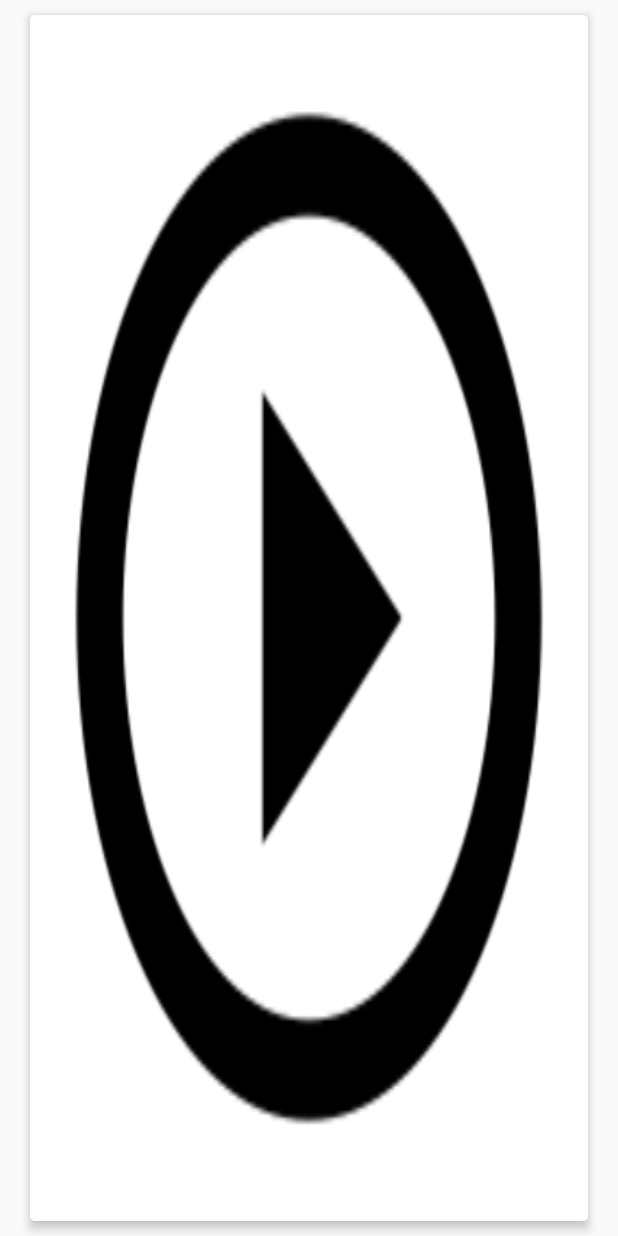
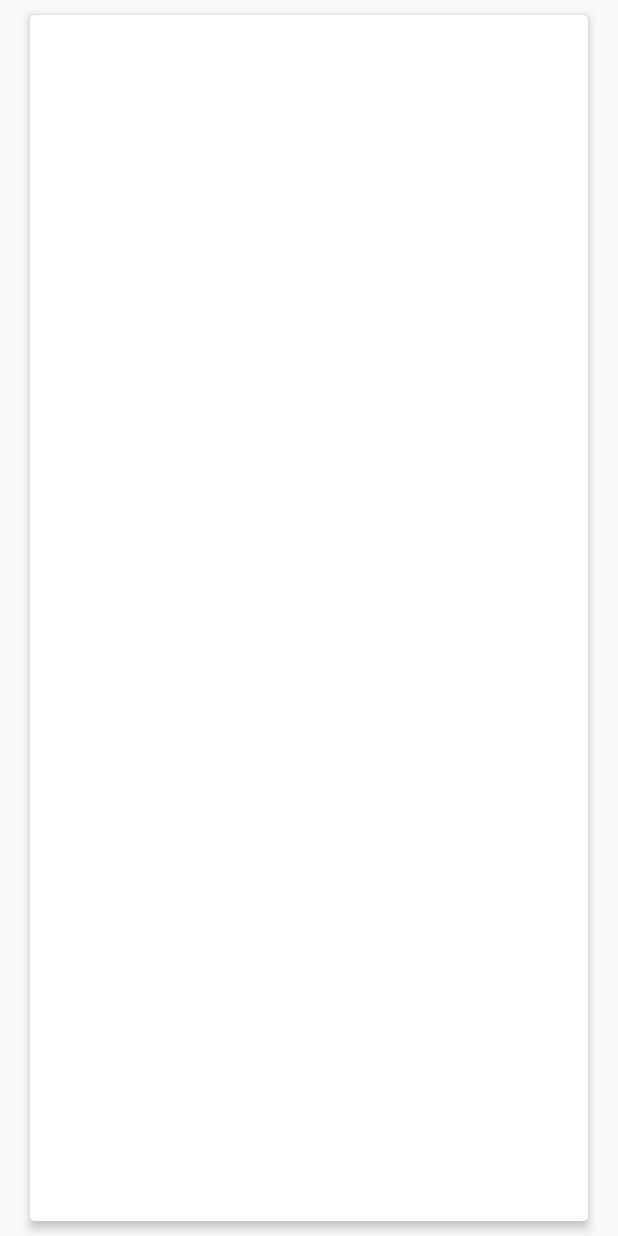
Before and after one commit to PayalMenon/TheMovieDb, an Android app: the layout row_item_high_rated.xml on its own in the app's theme, with its tools: preview values and no code run, on a phone screen of 412 x 824 dp. Run offline under Robolectric (Android 15) with nearby library versions, the phone set to English and light mode, and no system bars.

Commit message:
code cleanup

```diff
--- a/app/src/main/res/layout/row_item_high_rated.xml
+++ b/app/src/main/res/layout/row_item_high_rated.xml
@@ -11,21 +11,12 @@
     card_view:cardCornerRadius="3dp"
     card_view:cardElevation="4dp">
 
-    <FrameLayout
+
+    <ImageView
+        android:id="@+id/itemImage"
         android:layout_width="match_parent"
-        android:layout_height="match_parent">
+        android:layout_height="match_parent"
+        android:scaleType="fitXY" />
 
-        <ImageView
-            android:id="@+id/itemPlayVideo"
-            android:layout_width="match_parent"
-            android:layout_height="match_parent"
-            android:background="@drawable/play_video"/>
-
-        <ImageView
-            android:id="@+id/itemImage"
-            android:layout_width="match_parent"
-            android:layout_height="match_parent"
-            android:scaleType="fitXY" />
-    </FrameLayout>
 
 </android.support.v7.widget.CardView>
```
Also changed, not shown: app/src/main/java/themoviedb/android/example/com/themoviedb/adapter/MovieListAdapter.java (+1 -44 lines).
